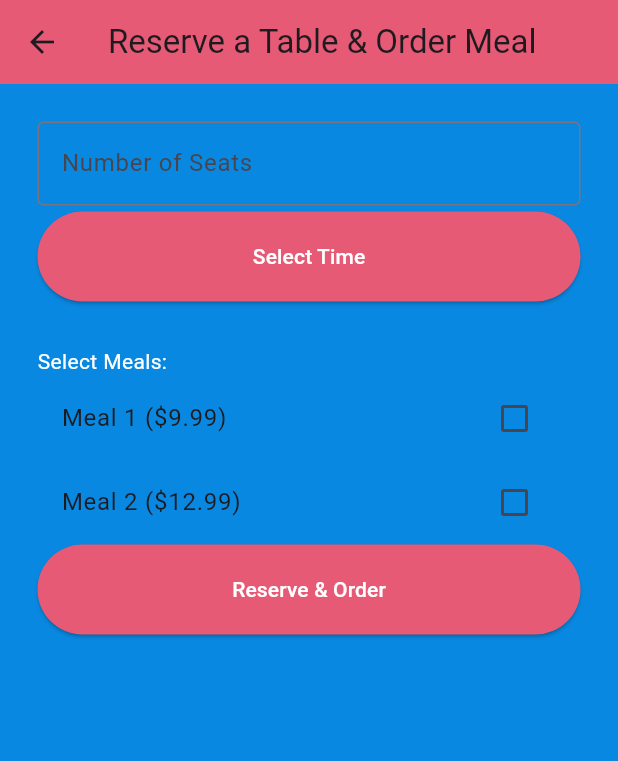
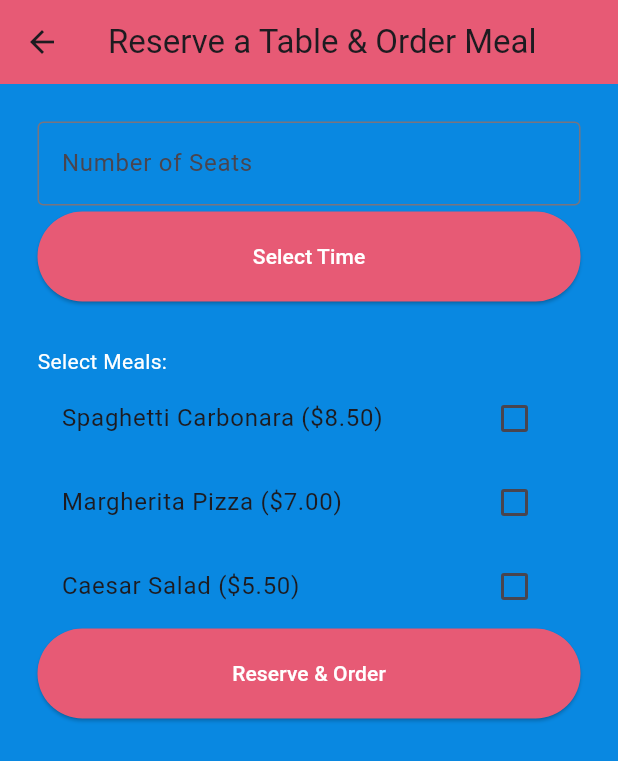
Before and after one commit to FaWald/REAP, a Flutter app: the OrderScreen screen opened directly, on a phone screen of 412 x 824 dp. Shown: the top 761 px of the screen. Run offline on Flutter 3.47's test engine with Material 3 defaults, Android fonts, the phone set to English and light mode, and no system bars.

Commit message:
returned to fixed pojo...

```diff
--- a/Gui/customer_gui/lib/main.dart
+++ b/Gui/customer_gui/lib/main.dart
@@ -1,5 +1,5 @@
 import 'package:flutter/material.dart';
-import 'package:owner_gui/screens/homeScreen.dart';
+import 'package:owner_gui/screens/homeScrenn.dart';
 import 'styles/app_theme.dart';
 
 void main() => runApp(const MyApp());
--- a/Gui/customer_gui/lib/meal.dart
+++ b/Gui/customer_gui/lib/meal.dart
@@ -1,23 +1,19 @@
 class Meal {
   final String name;
   final double price;
-  // Weitere Attribute gemäß Ihrer JSON-Struktur
 
-  Meal({required this.name, required this.price});
+  Meal(this.name, this.price);
+}
 
-  factory Meal.fromJson(Map<String, dynamic> json) {
-    return Meal(
-      name: json['name'],
-      price: json['price'].toDouble(),
-      // Weitere Attribute initialisieren
-    );
-  }
+class Order {
+  final List<Meal> meals;
+  String status;
 
-  Map<String, dynamic> toJson() {
-    return {
-      'name': name,
-      'price': price,
-      // Weitere Attribute zu JSON konvertieren
-    };
-  }
+  Order(this.meals, this.status);
 }
+
+List<Meal> menu = [
+  Meal("Spaghetti Carbonara", 8.50),
+  Meal("Margherita Pizza", 7.00),
+  Meal("Caesar Salad", 5.50),
+];
--- a/Gui/customer_gui/lib/screens/orderManagementScreen.dart
+++ b/Gui/customer_gui/lib/screens/orderManagementScreen.dart
@@ -1,7 +1,7 @@
 import 'package:flutter/material.dart';
-import '../order.dart';
 import '../styles/app_theme.dart';
 import '../styles/dimensions.dart';
+import '../meal.dart';
 
 class OrderManagementScreen extends StatefulWidget {
   final Order order;
--- a/Gui/customer_gui/lib/screens/orderScreen.dart
+++ b/Gui/customer_gui/lib/screens/orderScreen.dart
@@ -14,16 +14,6 @@ class _OrderScreenState extends State<OrderScreen> {
   final TextEditingController _seatController = TextEditingController();
   TimeOfDay? selectedTime;
   List<Meal> selectedMeals = [];
-
-  List<Meal> get menu {
-    // Return a list of Meal objects
-    // This is just a placeholder; you'll replace it with your actual logic for fetching meals
-    return [
-      Meal(name: 'Meal 1', price: 9.99),
-      Meal(name: 'Meal 2', price: 12.99),
-      // Add more Meal instances as needed
-    ];
-  }
 
   @override
   void dispose() {
--- a/Gui/customer_gui/pubspec.yaml
+++ b/Gui/customer_gui/pubspec.yaml
@@ -31,8 +31,6 @@ environment:
 dependencies:
   flutter:
     sdk: flutter
-  http: ^0.13.3
-
 
 
   # The following adds the Cupertino Icons font to your application.
--- a/Gui/owner_gui/lib/login_page.dart
+++ b/Gui/owner_gui/lib/login_page.dart
@@ -1,5 +1,6 @@
 import 'package:flutter/material.dart';
 import 'colors.dart';
+import 'waiter_gui.dart';
 import 'restaurant_gui_home.dart';
 
 void main() {
```
Also changed, not shown: Gui/customer_gui/lib/screens/homeScrenn.dart (renamed from Gui/customer_gui/lib/screens/homeScreen.dart, +1 -10 lines), Gui/owner_gui/lib/waiter_gui.dart (+2 -62 lines), Gui/customer_gui/pubspec.lock, 1 other file.
